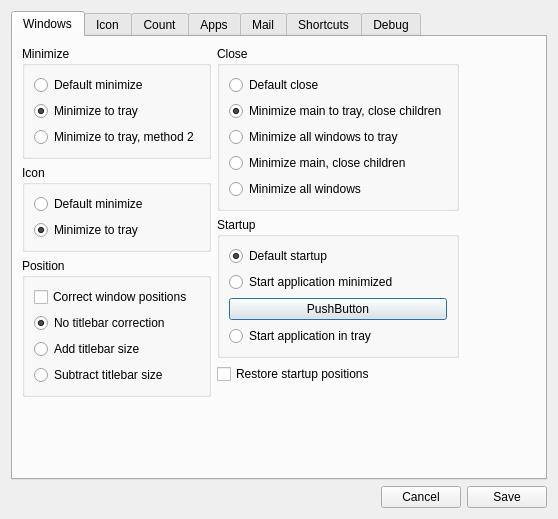
Ximi1970/systray-x, file app/SysTray-X/SysTray-X-app/preferences.ui: the form before one commit.
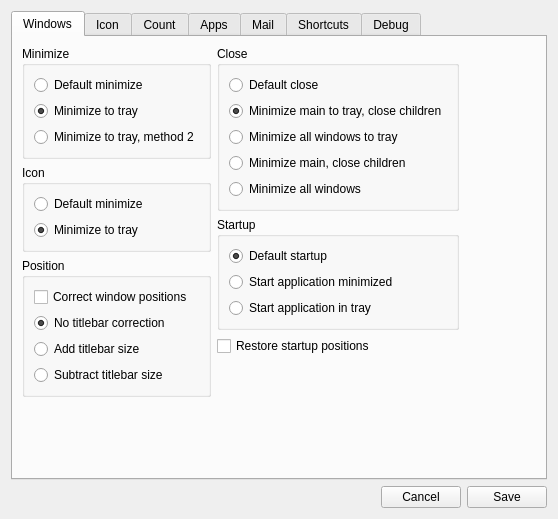
The form after the commit. Icons and pictures are not drawn.

Commit message: Fix pref dialog

```diff
--- a/app/SysTray-X/SysTray-X-app/preferences.ui
+++ b/app/SysTray-X/SysTray-X-app/preferences.ui
@@ -305,13 +305,6 @@
                 </attribute>
                </widget>
               </item>
-              <item>
-               <widget class="QPushButton" name="pushButton">
-                <property name="text">
-                 <string>PushButton</string>
-                </property>
-               </widget>
-              </item>
               <item>
                <widget class="QRadioButton" name="startDockedRadioButton">
                 <property name="text">
```
Left out of the diff: 10 changed lines with no effect on the pictures.
